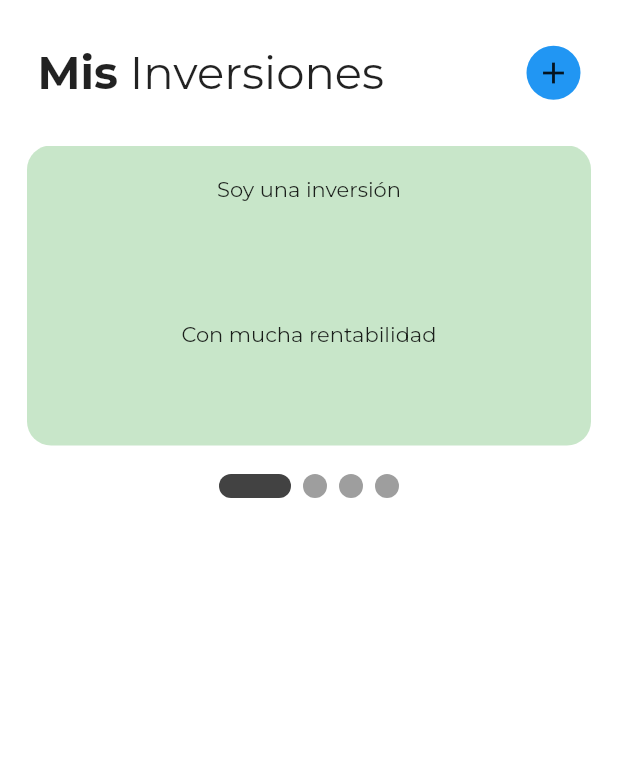
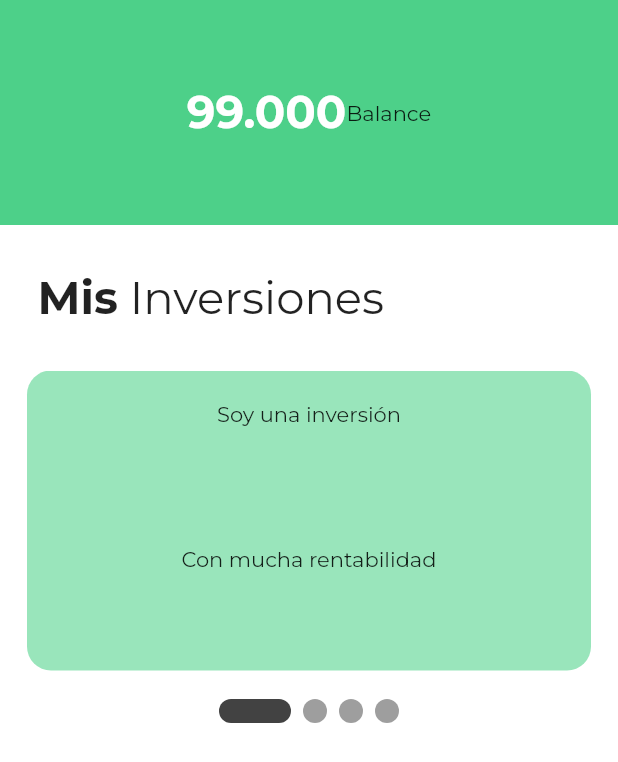
Before and after one commit to c3ortiz/sosty-app-frontEnd-main, a Flutter app: the MainScreen screen opened directly, on a phone screen of 412 x 824 dp. Shown: the top 762 px of the screen. Run offline on Flutter 3.47's test engine with Material 2 defaults, Android fonts, the phone set to English and light mode, and no system bars; drawn by our look-alikes of smooth_page_indicator; our stand-ins replace google_fonts; statements that could not run were skipped.

Commit message:
Balance part

```diff
--- a/lib/investments.dart
+++ b/lib/investments.dart
@@ -13,7 +13,8 @@ class Investment extends StatelessWidget {
         width: 350,
         padding: EdgeInsets.all(20),
         decoration: BoxDecoration(
-            color: Colors.green[100], borderRadius: BorderRadius.circular(16)),
+            color: Color.fromRGBO(0, 189, 86, 0.4),
+            borderRadius: BorderRadius.circular(16)),
         child: Column(children: [
           Text('Soy una inversión'),
           SizedBox(height: 80),
--- a/lib/main_screen.dart
+++ b/lib/main_screen.dart
@@ -1,4 +1,4 @@
-// ignore_for_file: prefer_const_constructors, prefer_const_literals_to_create_immutables
+// ignore_for_file: prefer_const_constructors, prefer_const_literals_to_create_immutables, sized_box_for_whitespace
 
 import 'package:flutter/material.dart';
 import 'package:my_first_app/investments.dart';
@@ -19,35 +19,44 @@ class _MainScreenState extends State<MainScreen> {
   Widget build(BuildContext context) {
     return Scaffold(
         backgroundColor: Colors.white,
-        body: SafeArea(
+        body: SingleChildScrollView(
             child: Column(
           children: [
+            //Balance
+            Container(
+              decoration: BoxDecoration(
+                borderRadius: BorderRadius.vertical({Radius top = Radius.zero, Radius bottom = Radius.zero}),
+                color: Color.fromRGBO(77, 208, 137, 1),
+              ),
+              height: 150,
+              child: Padding(
+                padding: const EdgeInsets.symmetric(horizontal: 25.0),
+                child: Row(
+                  mainAxisAlignment: MainAxisAlignment.center,
+                  children: [
+                    Text('99.000',
+                        style: TextStyle(
+                            color: Colors.white,
+                            fontSize: 30,
+                            fontWeight: FontWeight.bold)),
+                    SizedBox(height: 10),
+                    Text('Balance'),
+                  ],
+                ),
+              ),
+            ),
+
             SizedBox(height: 30),
-            //app bar
+
+            //Mis inversiones statement
             Padding(
-                padding: EdgeInsets.symmetric(horizontal: 25.0),
-                child: Row(
-                  mainAxisAlignment: MainAxisAlignment.spaceBetween,
-                  children: [
-                    Row(
-                      children: [
-                        Text('Mis',
-                            style: TextStyle(
-                                fontSize: 30, fontWeight: FontWeight.bold)),
-                        Text(' Inversiones', style: TextStyle(fontSize: 30)),
-                      ],
-                    ),
-                    Row(
-                      children: [
-                        Container(
-                            padding: EdgeInsets.all(6),
-                            decoration: BoxDecoration(
-                                color: Colors.blue, shape: BoxShape.circle),
-                            child: Icon(Icons.add))
-                      ],
-                    )
-                  ],
-                )),
+                padding: EdgeInsets.symmetric(horizontal: 25),
+                child: Row(children: [
+                  Text('Mis',
+                      style:
+                          TextStyle(fontSize: 30, fontWeight: FontWeight.bold)),
+                  Text(' Inversiones', style: TextStyle(fontSize: 30)),
+                ])),
 
             SizedBox(height: 30),
 
@@ -72,6 +81,9 @@ class _MainScreenState extends State<MainScreen> {
                 count: 4,
                 effect:
                     ExpandingDotsEffect(activeDotColor: Colors.grey.shade800)),
+
+            //Balance
+            SizedBox(height: 30),
           ],
         )));
   }
```
